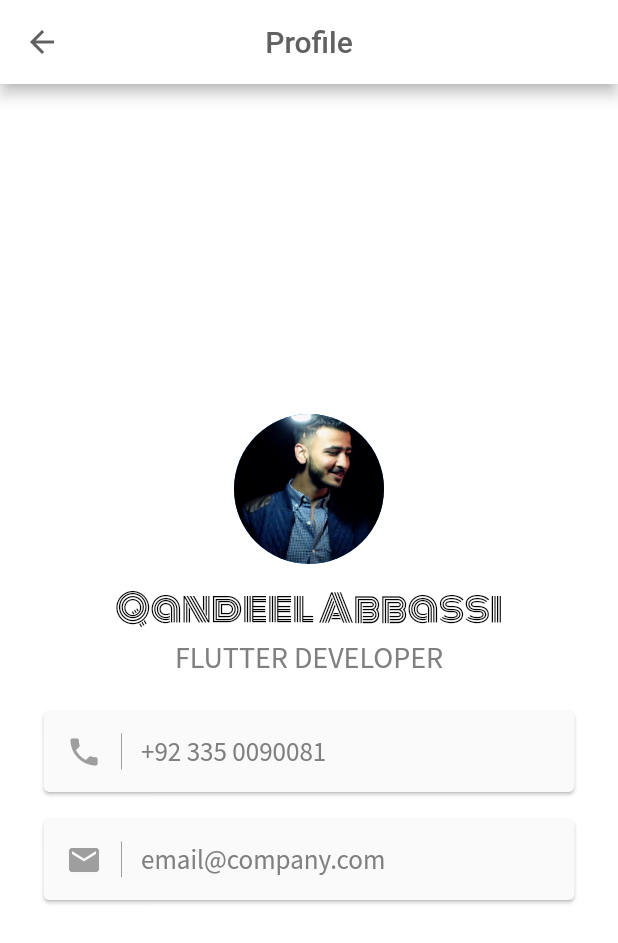
After one commit to qandeelabbassi/flutter-practice, a Flutter app: the screen it shows after launch, after a tap on "Profile UI", on a phone screen of 412 x 824 dp. The commit adds this screen. Shown: the top 943 px of the screen. Run offline on Flutter 3.47's test engine with Material 2 defaults, Android fonts, the phone set to English and light mode, and no system bars.

Commit message:
dice game

```diff
--- a/lib/main.dart
+++ b/lib/main.dart
@@ -1,104 +1,46 @@
 import 'package:flutter/material.dart';
-import 'styles.dart';
+import 'dice_game_page.dart';
+import 'profile_page.dart';
 
 void main() {
-  runApp(MainPage());
+  runApp(MaterialApp(
+    home: Menu(),
+  ));
 }
 
-class MainPage extends StatefulWidget {
-  @override
-  _MainPageState createState() => _MainPageState();
-}
-
-class _MainPageState extends State<MainPage> {
+class Menu extends StatelessWidget {
   @override
   Widget build(BuildContext context) {
-    return MaterialApp(
-        home: Scaffold(
+    return Scaffold(
         backgroundColor: Colors.white,
         body: SafeArea(
           child: Container(
               width: double.infinity,
               color: Colors.white,
-          margin: EdgeInsets.all(20),
-          padding: EdgeInsets.all(20),
+              margin: EdgeInsets.all(25),
               child: Column(
-              crossAxisAlignment: CrossAxisAlignment.center,
                 mainAxisAlignment: MainAxisAlignment.center,
                 children: <Widget>[
-                CircleAvatar(
-                    backgroundImage: AssetImage('images/avatar.png'),
-                    radius: 50.0),
-                SizedBox(
-                  height: 10.0,
-                ),
-                Text('Qandeel Abbassi', style: Styles.title),
-                Text('FLUTTER DEVELOPER', style: Styles.subTitle),
-                SizedBox(
-                  height: 20.0,
-                ),
-                Container(
-                    decoration: BoxDecoration(
-                      color: Colors.grey[100],
-                      border: Border.all(color: Colors.grey[200]),
-                    ),
-                    padding: EdgeInsets.all(10),
-                    child: IntrinsicHeight(
-                        child: Row(children: <Widget>[
-                      Icon(Icons.phone, color: Colors.grey),
-                      SizedBox(width: 5.0),
-                      VerticalDivider(color: Colors.grey),
-                      SizedBox(width: 5.0),
-                      Text('+92 335 0090081',
-                          textAlign: TextAlign.center, style: Styles.content)
-                    ]))),
-                SizedBox(
-                  height: 10.0,
-                ),
-                Container(
-                    decoration: BoxDecoration(
-                      color: Colors.grey[100],
-                      border: Border.all(color: Colors.grey[200]),
-                    ),
-                    padding: EdgeInsets.all(10),
-                    child: IntrinsicHeight(
-                        child: Row(children: <Widget>[
-                      Icon(Icons.email, color: Colors.grey),
-                      SizedBox(width: 5.0),
-                      VerticalDivider(color: Colors.grey),
-                      SizedBox(width: 5.0),
-                      Text('email@company.com',
-                          textAlign: TextAlign.center, style: Styles.content)
-                    ])))
-              ]),
-        ),
-      ),
+                  RaisedButton(
+                      child: Text('Profile UI'),
+                      onPressed: () {
+                        Navigator.push(
+                          context,
+                          MaterialPageRoute(
+                              builder: (context) => ProfilePage()),
+                        );
+                      }),
+                  RaisedButton(
+                      child: Text('Dice Game'),
+                      onPressed: () {
+                        Navigator.push(
+                          context,
+                          MaterialPageRoute(
+                              builder: (context) => DiceGamePage()),
+                        );
+                      }),
+                ],
+              )),
         ));
   }
 }
-
-// Simple image demo
-/*
-void main() {
-  runApp(MaterialApp(
-    home: Scaffold(
-      backgroundColor: Colors.white,
-      appBar: AppBar(
-        title: Center(child: Text('Car Counter')),
-        backgroundColor: Colors.orange[700],
-      ),
-      body: new Column(
-        crossAxisAlignment: CrossAxisAlignment.stretch,
-        mainAxisSize: MainAxisSize.max,
-        children: <Widget>[
-          new Expanded(
-              child: new Image.network(
-                'https://images.unsplash.com/photo-1507272931001-fc06c17e4f43?ixlib=rb-1.2.1&ixid=eyJhcHBfaWQiOjEyMDd9&w=1000&q=80',
-                fit: BoxFit.cover,
-              ))
-        ],
-      ),
-    ),
-  ));
-}
-*/
--- /dev/null
+++ b/lib/profile_page.dart
@@ -0,0 +1,76 @@
+import 'package:flutter/material.dart';
+import 'styles.dart';
+
+class ProfilePage extends StatelessWidget {
+  @override
+  Widget build(BuildContext context) {
+    return MaterialApp(
+        home: Scaffold(
+      backgroundColor: Colors.white,
+      appBar: AppBar(
+          backgroundColor: Colors.white,
+          centerTitle: true,
+          title: Text('Profile', style: Styles.appbar_title_dark),
+          iconTheme: IconThemeData(
+            color: Colors.grey[700], //change your color here
+          ),
+          leading: IconButton(
+            icon: Icon(Icons.arrow_back),
+            onPressed: () => Navigator.pop(context, false),
+          )),
+      body: SafeArea(
+        child: Container(
+          width: double.infinity,
+          color: Colors.white,
+          margin: EdgeInsets.all(25),
+          child: Column(
+              mainAxisAlignment: MainAxisAlignment.center,
+              children: <Widget>[
+                CircleAvatar(
+                    backgroundImage: AssetImage('images/avatar.png'),
+                    radius: 50.0),
+                SizedBox(
+                  height: 10.0,
+                ),
+                Text('Qandeel Abbassi', style: Styles.title),
+                Text('FLUTTER DEVELOPER', style: Styles.subTitle),
+                SizedBox(
+                  height: 20.0,
+                ),
+                Card(
+                    color: Colors.grey[50],
+                    child: Padding(
+                      padding: const EdgeInsets.all(15.0),
+                      child: IntrinsicHeight(
+                          child: Row(children: <Widget>[
+                        Icon(Icons.phone, color: Colors.grey),
+                        SizedBox(width: 5.0),
+                        VerticalDivider(color: Colors.grey),
+                        SizedBox(width: 5.0),
+                        Text('+92 335 0090081',
+                            textAlign: TextAlign.center, style: Styles.content)
+                      ])),
+                    )),
+                SizedBox(
+                  height: 10.0,
+                ),
+                Card(
+                    color: Colors.grey[50],
+                    child: Padding(
+                      padding: const EdgeInsets.all(15.0),
+                      child: IntrinsicHeight(
+                          child: Row(children: <Widget>[
+                        Icon(Icons.email, color: Colors.grey),
+                        SizedBox(width: 5.0),
+                        VerticalDivider(color: Colors.grey),
+                        SizedBox(width: 5.0),
+                        Text('email@company.com',
+                            textAlign: TextAlign.center, style: Styles.content)
+                      ])),
+                    ))
+              ]),
+        ),
+      ),
+    ));
+  }
+}
--- a/lib/styles.dart
+++ b/lib/styles.dart
@@ -2,8 +2,12 @@
 // Use of this source code is governed by a BSD-style license that can be
 // found in the LICENSE file.
 import 'package:flutter/widgets.dart';
+import 'package:flutter/material.dart';
 
 abstract class Styles {
+  static const TextStyle appbar_title_dark = TextStyle(
+    color: Color(0xFF616161)
+  );
   static const TextStyle title = TextStyle(
     color: Color.fromRGBO(0, 0, 0, 1),
     fontSize: 25,
```
Also changed, not shown: lib/dice_game_page.dart (added, +57 -0 lines), images/dice1.png (added), images/dice2.png (added), images/dice3.png (added), images/dice4.png (added), images/dice5.png (added), images/dice6.png (added), 1 other file. Lines whose indentation alone changed are shown as unchanged.
